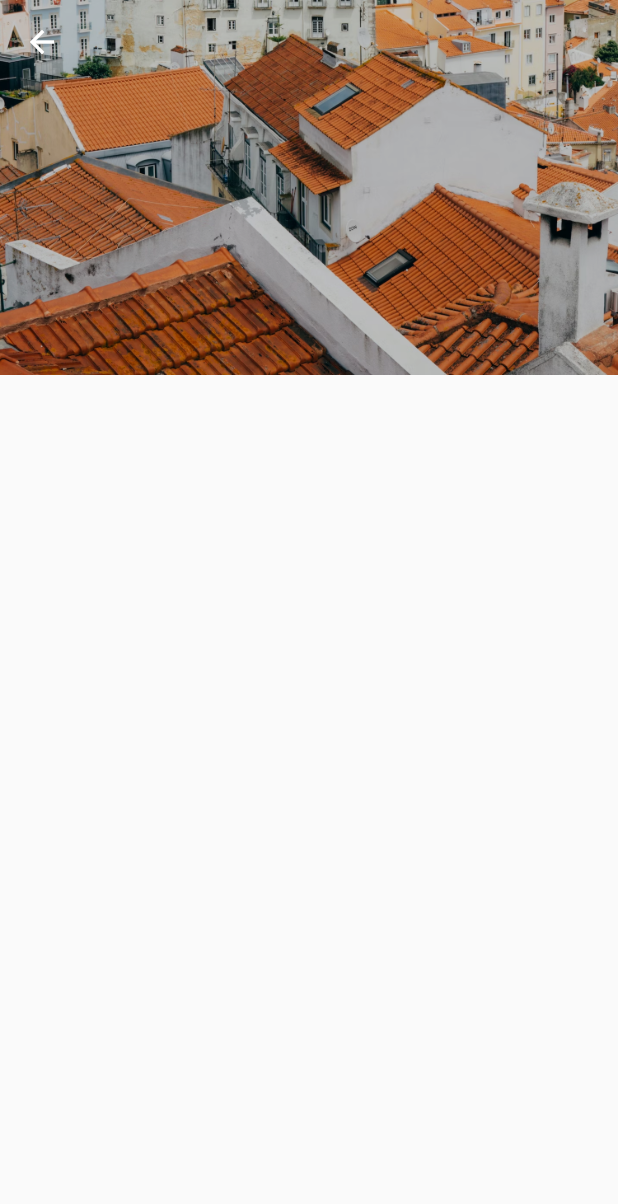
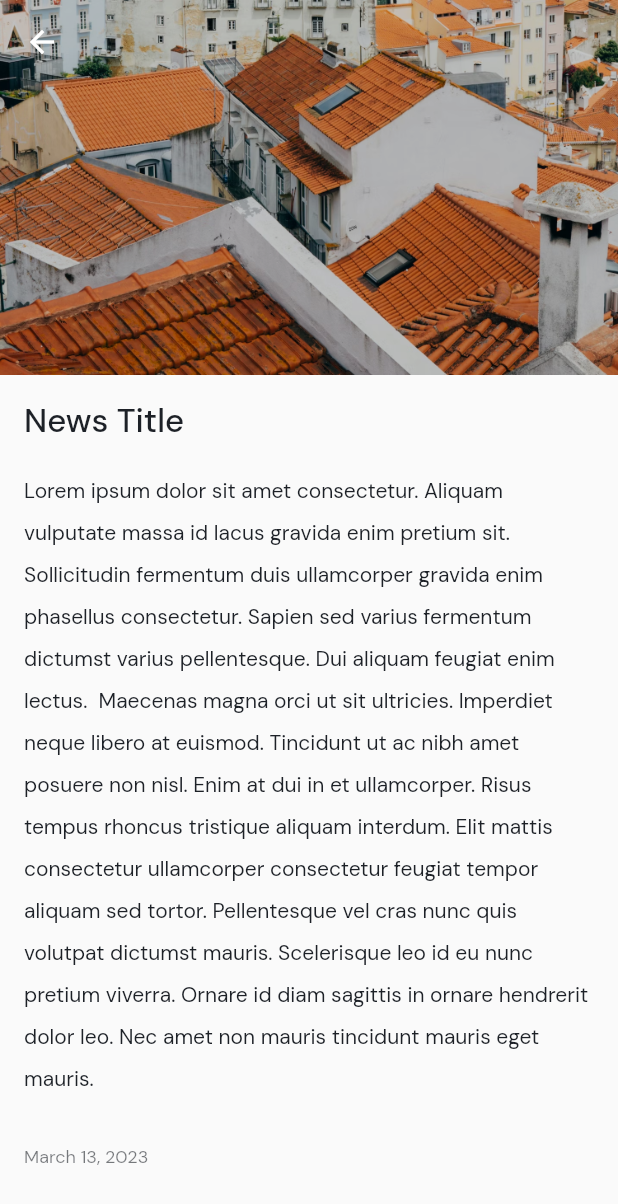
Before and after one commit to ChebacGrigore/Cycle_for_Lisbon_flutter, a Flutter app: the SingleNewsFeed screen opened directly, on a phone screen of 412 x 824 dp. Shown: the top 1204 px of the screen. Run offline on Flutter 3.47's test engine with Material 2 defaults, Android fonts, the phone set to English and light mode, and no system bars; our stand-ins replace flutter_map, flutter_riverpod, flutter_svg, google_fonts, latlong2.

Commit message:
news feed

```diff
--- a/lib/view/screens/feed/single_news_feed.dart
+++ b/lib/view/screens/feed/single_news_feed.dart
@@ -2,6 +2,7 @@ import 'package:cfl/view/styles/assets.dart';
 import 'package:cfl/view/styles/colors.dart';
 import 'package:flutter/material.dart';
 import 'package:flutter_riverpod/flutter_riverpod.dart';
+import 'package:google_fonts/google_fonts.dart';
 
 class SingleNewsFeed extends ConsumerStatefulWidget {
   const SingleNewsFeed({super.key});
@@ -41,6 +42,103 @@ class _SingleNewsFeedState extends ConsumerState<SingleNewsFeed> {
               ),
             ),
           ),
+          SliverList(
+            delegate: SliverChildListDelegate(
+              [
+                Padding(
+                  padding: const EdgeInsets.all(16.0),
+                  child: Column(
+                    crossAxisAlignment: CrossAxisAlignment.start,
+                    children: [
+                      Text(
+                        'News Title',
+                        style: GoogleFonts.dmSans(
+                            fontWeight: FontWeight.w500,
+                            fontSize: 22,
+                            color: AppColors.primaryColor),
+                      ),
+                      const SizedBox(height: 16),
+                      Text(
+                        'Lorem ipsum dolor sit amet consectetur. Aliquam vulputate massa id lacus gravida enim pretium sit. Sollicitudin fermentum duis ullamcorper gravida enim phasellus consectetur. Sapien sed varius fermentum dictumst varius pellentesque. Dui aliquam feugiat enim lectus.  Maecenas magna orci ut sit ultricies. Imperdiet neque libero at euismod. Tincidunt ut ac nibh amet posuere non nisl. Enim at dui in et ullamcorper. Risus tempus rhoncus tristique aliquam interdum. Elit mattis consectetur ullamcorper consectetur feugiat tempor aliquam sed tortor. Pellentesque vel cras nunc quis volutpat dictumst mauris. Scelerisque leo id eu nunc pretium viverra. Ornare id diam sagittis in ornare hendrerit dolor leo. Nec amet non mauris tincidunt mauris eget mauris.',
+                        style: GoogleFonts.dmSans(
+                            fontSize: 14,
+                            height: 2,
+                            color: AppColors.primaryColor),
+                      ),
+                      const SizedBox(height: 32),
+                      Text(
+                        'March 13, 2023',
+                        style: GoogleFonts.dmSans(
+                          color: AppColors.primaryColor.withOpacity(0.60),
+                          fontSize: 12,
+                        ),
+                      ),
+                      const SizedBox(height: 42),
+                      const Divider(),
+                      const SizedBox(height: 22),
+                      Row(
+                        children: [
+                          Text(
+                            'Share: ',
+                            style: GoogleFonts.dmSans(
+                              color: AppColors.primaryColor,
+                              fontWeight: FontWeight.w500,
+                              fontSize: 18,
+                            ),
+                          ),
+                          const SizedBox(width: 22),
+                          // TODO: use icons
+                          IconButton(
+                            color: AppColors.accentColor,
+                            onPressed: () {},
+                            icon: const Icon(Icons.facebook),
+                          ),
+                          IconButton(
+                            color: AppColors.accentColor,
+                            onPressed: () {},
+                            icon: const Icon(Icons.bookmark_outline_rounded),
+                          ),
+                          IconButton(
+                            color: AppColors.accentColor,
+                            onPressed: () {},
+                            icon: const Icon(Icons.dataset_linked_rounded),
+                          ),
+                        ],
+                      ),
+                      const SizedBox(height: 22),
+                      const Divider(),
+                      const SizedBox(height: 42),
+                      Row(
+                        mainAxisAlignment: MainAxisAlignment.spaceBetween,
+                        children: [
+                          TextButton.icon(
+                            onPressed: () {},
+                            label: Text(
+                              'Back to All',
+                              style: GoogleFonts.dmSans(
+                                  color: AppColors.primaryColor),
+                            ),
+                            icon: const Icon(Icons.arrow_back,
+                                color: AppColors.primaryColor),
+                          ),
+                          TextButton.icon(
+                            onPressed: () {},
+                            icon: Text(
+                              'Next Article',
+                              style: GoogleFonts.dmSans(
+                                  color: AppColors.primaryColor),
+                            ),
+                            label: const Icon(Icons.arrow_forward,
+                                color: AppColors.primaryColor),
+                          ),
+                        ],
+                      )
+                    ],
+                  ),
+                )
+              ],
+            ),
+          ),
         ],
       ),
     );
```
